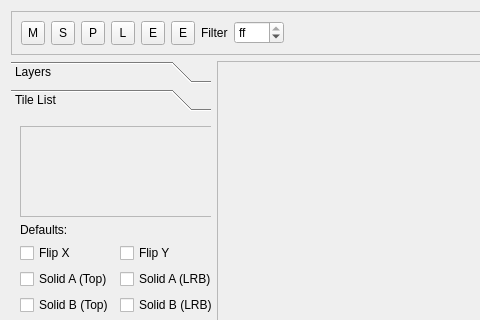
Before: the Qt Designer form RetroEDv2/tools/sceneeditorv5.ui in RSDKModding/RetroED, drawn with Qt 5; both pictures show x 0 to 480 and y 0 to 320 of the 963 by 513 pixel window.
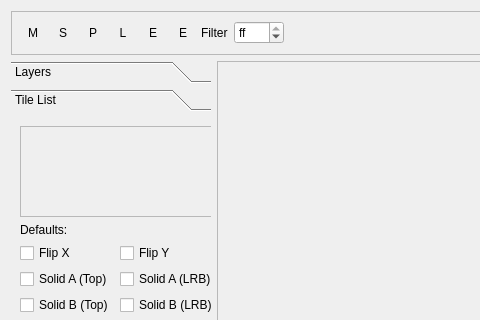
After: the same form once the commit is applied. Icons and pictures are not drawn.

Patch:
```diff
--- a/RetroEDv2/tools/sceneeditorv5.ui
+++ b/RetroEDv2/tools/sceneeditorv5.ui
@@ -249,7 +249,7 @@
           <normaloff>:/icons/ic_mode_edit_48px.svg</normaloff>:/icons/ic_mode_edit_48px.svg</iconset>
         </property>
         <property name="autoRaise">
-         <bool>false</bool>
+         <bool>true</bool>
         </property>
        </widget>
       </item>
@@ -291,7 +291,7 @@
           <normaloff>:/icons/ic_highlight_alt_48px.svg</normaloff>:/icons/ic_highlight_alt_48px.svg</iconset>
         </property>
         <property name="autoRaise">
-         <bool>false</bool>
+         <bool>true</bool>
         </property>
        </widget>
       </item>
@@ -337,7 +337,7 @@
           <normaloff>:/icons/ic_view_in_ar_48px.svg</normaloff>:/icons/ic_view_in_ar_48px.svg</iconset>
         </property>
         <property name="autoRaise">
-         <bool>false</bool>
+         <bool>true</bool>
         </property>
        </widget>
       </item>
@@ -464,7 +464,7 @@
           <normaloff>:/icons/ic_eraser_48px.svg</normaloff>:/icons/ic_eraser_48px.svg</iconset>
         </property>
         <property name="autoRaise">
-         <bool>false</bool>
+         <bool>true</bool>
         </property>
        </widget>
       </item>
@@ -487,7 +487,7 @@
           <normaloff>:/icons/ic_approval_48px.svg</normaloff>:/icons/ic_approval_48px.svg</iconset>
         </property>
         <property name="autoRaise">
-         <bool>false</bool>
+         <bool>true</bool>
         </property>
        </widget>
       </item>
@@ -510,7 +510,7 @@
           <normaloff>:/icons/ic_pan_tool_48px.svg</normaloff>:/icons/ic_pan_tool_48px.svg</iconset>
         </property>
         <property name="autoRaise">
-         <bool>false</bool>
+         <bool>true</bool>
         </property>
        </widget>
       </item>
```
